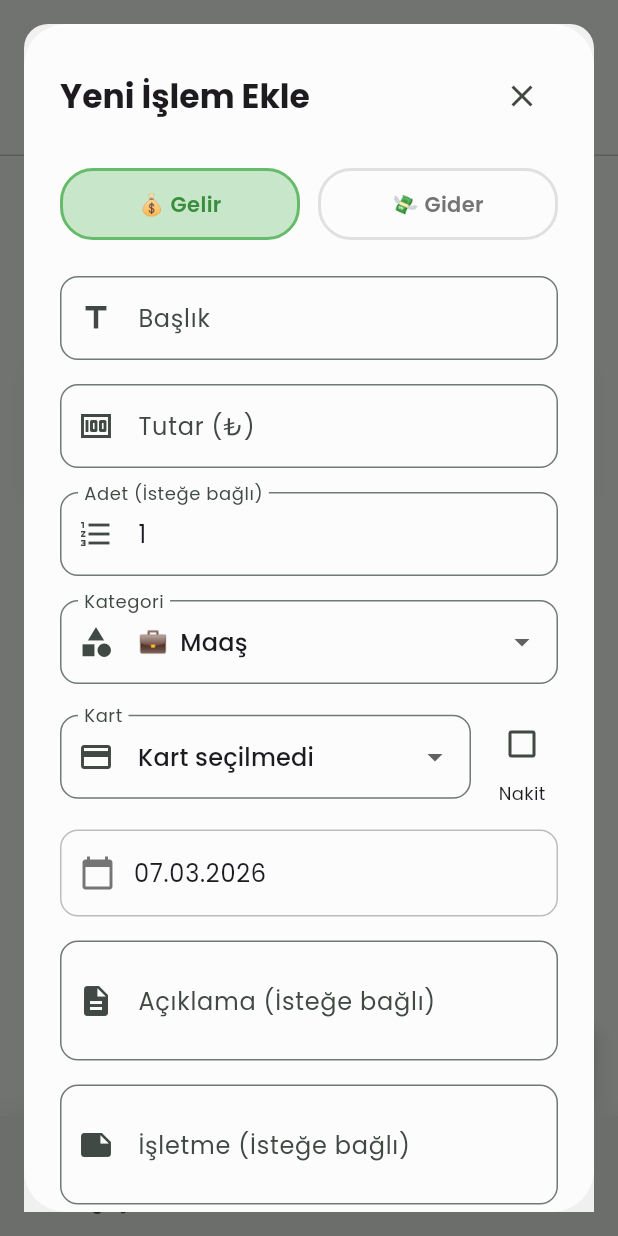
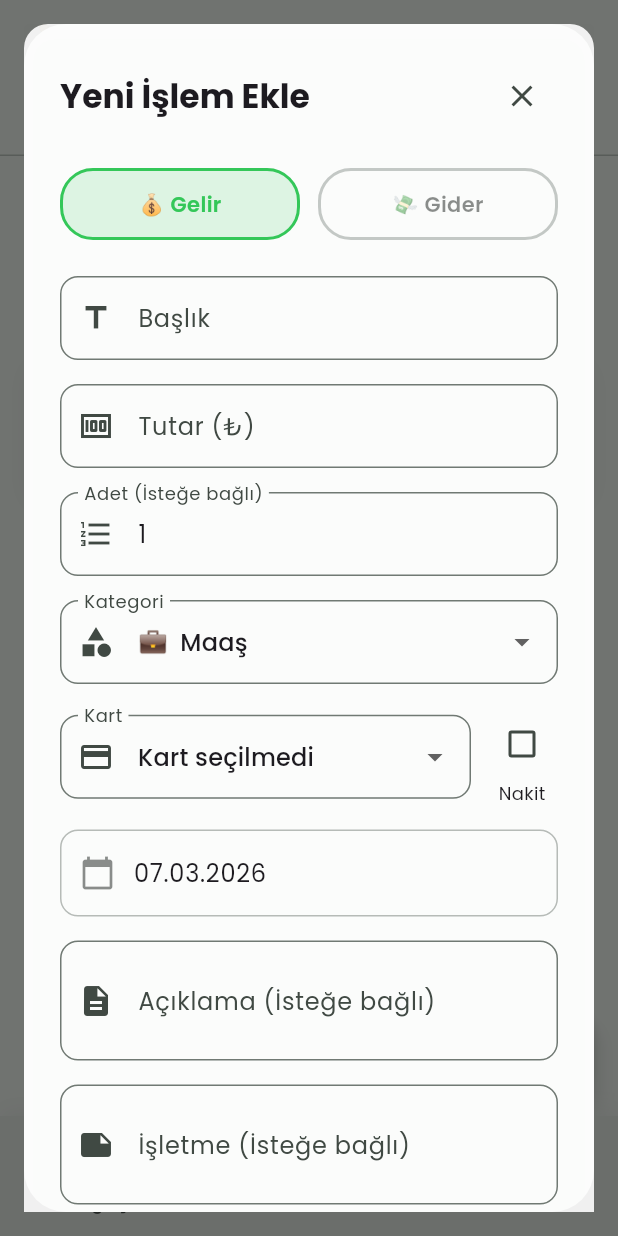
Before and after one commit to YusufErdemK/adiyok, a Flutter app: the screen it shows after launch, item 2 of the bottom bar chosen, after a tap on "İşlem Ekle", on a phone screen of 412 x 824 dp. Run offline on Flutter 3.47's test engine with Material 3 defaults, Android fonts, the phone set to English and light mode, and no system bars; our stand-ins replace audioplayers, fl_chart, flutter_markdown, google_fonts, shared_preferences.

Commit message:
update: dark theme

```diff
--- a/lib/widgets/add_transaction_dialog.dart
+++ b/lib/widgets/add_transaction_dialog.dart
@@ -113,6 +113,10 @@ class _AddTransactionDialogState extends State<AddTransactionDialog> {
     final cards = context.watch<WalletProvider>().cards;
     final accounts = context.watch<WalletProvider>().accounts;
     final allNodes = _flattenNodes(context.watch<TreeProvider>().roots);
+    final colorScheme = Theme.of(context).colorScheme;
+
+    const incomeColor = Color(0xFF34C759);
+    const expenseColor = Color(0xFFFF3B30);
 
     if (_selectedTreeNodeId == null &&
         !currentEnumCategories.contains(_selectedCategory)) {
@@ -128,7 +132,6 @@ class _AddTransactionDialogState extends State<AddTransactionDialog> {
             mainAxisSize: MainAxisSize.min,
             crossAxisAlignment: CrossAxisAlignment.start,
             children: [
-              // Header
               Row(
                 mainAxisAlignment: MainAxisAlignment.spaceBetween,
                 children: [
@@ -151,7 +154,6 @@ class _AddTransactionDialogState extends State<AddTransactionDialog> {
               ),
               const SizedBox(height: 24),
 
-              // Gelir/Gider toggle
               Row(
                 children: [
                   Expanded(
@@ -169,13 +171,13 @@ class _AddTransactionDialogState extends State<AddTransactionDialog> {
                         padding: const EdgeInsets.symmetric(vertical: 12),
                         decoration: BoxDecoration(
                           color: _isIncome
-                              ? Colors.green[100]
+                              ? incomeColor.withValues(alpha: 0.15)
                               : Colors.transparent,
                           borderRadius: BorderRadius.circular(22),
                           border: Border.all(
                             color: _isIncome
-                                ? Colors.green[400]!
-                                : Colors.grey[300]!,
+                                ? incomeColor
+                                : colorScheme.outline.withValues(alpha: 0.4),
                             width: 2,
                           ),
                         ),
@@ -185,8 +187,10 @@ class _AddTransactionDialogState extends State<AddTransactionDialog> {
                             style: TextStyle(
                               fontWeight: FontWeight.w600,
                               color: _isIncome
-                                  ? Colors.green[700]
-                                  : Colors.grey[600],
+                                  ? incomeColor
+                                  : colorScheme.onSurface.withValues(
+                                      alpha: 0.5,
+                                    ),
                             ),
                           ),
                         ),
@@ -209,13 +213,13 @@ class _AddTransactionDialogState extends State<AddTransactionDialog> {
                         padding: const EdgeInsets.symmetric(vertical: 12),
                         decoration: BoxDecoration(
                           color: !_isIncome
-                              ? Colors.red[100]
+                              ? expenseColor.withValues(alpha: 0.15)
                               : Colors.transparent,
                           borderRadius: BorderRadius.circular(22),
                           border: Border.all(
                             color: !_isIncome
-                                ? Colors.red[400]!
-                                : Colors.grey[300]!,
+                                ? expenseColor
+                                : colorScheme.outline.withValues(alpha: 0.4),
                             width: 2,
                           ),
                         ),
@@ -225,8 +229,10 @@ class _AddTransactionDialogState extends State<AddTransactionDialog> {
                             style: TextStyle(
                               fontWeight: FontWeight.w600,
                               color: !_isIncome
-                                  ? Colors.red[700]
-                                  : Colors.grey[600],
+                                  ? expenseColor
+                                  : colorScheme.onSurface.withValues(
+                                      alpha: 0.5,
+                                    ),
                             ),
                           ),
                         ),
@@ -237,7 +243,6 @@ class _AddTransactionDialogState extends State<AddTransactionDialog> {
               ),
               const SizedBox(height: 24),
 
-              // Başlık
               TextField(
                 controller: _titleController,
                 decoration: InputDecoration(
@@ -251,7 +256,6 @@ class _AddTransactionDialogState extends State<AddTransactionDialog> {
               ),
               const SizedBox(height: 16),
 
-              // Tutar
               TextField(
                 controller: _amountController,
                 keyboardType: const TextInputType.numberWithOptions(
@@ -268,7 +272,6 @@ class _AddTransactionDialogState extends State<AddTransactionDialog> {
               ),
               const SizedBox(height: 16),
 
-              // Adet
               TextField(
                 controller: _quantityController,
                 keyboardType: const TextInputType.numberWithOptions(
@@ -285,7 +288,6 @@ class _AddTransactionDialogState extends State<AddTransactionDialog> {
               ),
               const SizedBox(height: 16),
 
-              // Kategori
               DropdownButtonFormField<String>(
                 value: _dropdownValue,
                 isExpanded: true,
@@ -315,7 +317,7 @@ class _AddTransactionDialogState extends State<AddTransactionDialog> {
                       style: TextStyle(
                         fontSize: 12,
                         fontWeight: FontWeight.bold,
-                        color: Theme.of(context).primaryColor,
+                        color: colorScheme.primary,
                       ),
                     ),
                   ),
@@ -340,7 +342,7 @@ class _AddTransactionDialogState extends State<AddTransactionDialog> {
                         style: TextStyle(
                           fontSize: 12,
                           fontWeight: FontWeight.bold,
-                          color: Theme.of(context).primaryColor,
+                          color: colorScheme.primary,
                         ),
                       ),
                     ),
@@ -373,7 +375,6 @@ class _AddTransactionDialogState extends State<AddTransactionDialog> {
               ),
               const SizedBox(height: 16),
 
-              // ── Hesap seçimi
               if (accounts.isNotEmpty) ...[
                 DropdownButtonFormField<String?>(
                   value: _selectedAccountId,
@@ -409,7 +410,6 @@ class _AddTransactionDialogState extends State<AddTransactionDialog> {
                 const SizedBox(height: 16),
               ],
 
-              // ── Kart seçimi + Nakit
               Row(
                 children: [
                   Expanded(
@@ -464,7 +464,6 @@ class _AddTransactionDialogState extends State<AddTransactionDialog> {
               ),
               const SizedBox(height: 16),
 
-              // Tarih
               GestureDetector(
                 onTap: () async {
                   SoundService.playClick();
@@ -483,12 +482,17 @@ class _AddTransactionDialogState extends State<AddTransactionDialog> {
                     vertical: 16,
                   ),
                   decoration: BoxDecoration(
-                    border: Border.all(color: Colors.grey[400]!),
+                    border: Border.all(
+                      color: colorScheme.outline.withValues(alpha: 0.5),
+                    ),
                     borderRadius: BorderRadius.circular(12),
                   ),
                   child: Row(
                     children: [
-                      Icon(Icons.calendar_today, color: Colors.grey[600]),
+                      Icon(
+                        Icons.calendar_today,
+                        color: colorScheme.onSurface.withValues(alpha: 0.5),
+                      ),
                       const SizedBox(width: 12),
                       Text(
                         DateFormat('dd.MM.yyyy', 'tr_TR').format(_selectedDate),
@@ -500,7 +504,6 @@ class _AddTransactionDialogState extends State<AddTransactionDialog> {
               ),
               const SizedBox(height: 16),
 
-              // Açıklama
               TextField(
                 controller: _descriptionController,
                 decoration: InputDecoration(
@@ -515,7 +518,6 @@ class _AddTransactionDialogState extends State<AddTransactionDialog> {
               ),
               const SizedBox(height: 16),
 
-              // İşletme
               TextField(
                 controller: _notesController,
                 decoration: InputDecoration(
@@ -530,23 +532,18 @@ class _AddTransactionDialogState extends State<AddTransactionDialog> {
               ),
               const SizedBox(height: 24),
 
-              // Butonlar
               Row(
                 children: [
                   Expanded(
-                    child: ElevatedButton(
+                    child: OutlinedButton(
                       onPressed: () {
                         SoundService.playClick();
                         Navigator.pop(context);
                       },
-                      style: ElevatedButton.styleFrom(
+                      style: OutlinedButton.styleFrom(
                         padding: const EdgeInsets.symmetric(vertical: 14),
-                        backgroundColor: Colors.grey[300],
                       ),
-                      child: Text(
-                        'İptal',
-                        style: TextStyle(color: Colors.grey[800]),
-                      ),
+                      child: const Text('İptal'),
                     ),
                   ),
                   const SizedBox(width: 12),
@@ -583,7 +580,6 @@ class _AddTransactionDialogState extends State<AddTransactionDialog> {
       ).showSnackBar(const SnackBar(content: Text('Lütfen tutar girin')));
       return;
     }
-
     try {
       final amount = double.parse(_amountController.text);
       if (amount <= 0) throw Exception();
--- a/lib/widgets/stats_summary.dart
+++ b/lib/widgets/stats_summary.dart
@@ -13,31 +13,30 @@ class StatsSummary extends StatelessWidget {
         final totalIncome = provider.totalIncome;
         final totalExpense = provider.totalExpense;
         final netIncome = provider.netIncome;
+        final colorScheme = Theme.of(context).colorScheme;
+        final incomeColor = const Color(0xFF34C759);
+        final expenseColor = const Color(0xFFFF3B30);
+        final netColor = netIncome >= 0 ? incomeColor : expenseColor;
 
         return Column(
           children: [
-            // Net Income (Highlighted)
             GlassCard(
-              backgroundColor: netIncome >= 0
-                  ? Colors.green[50]?.withAlpha(150)
-                  : Colors.red[50]?.withAlpha(150),
+              backgroundColor: netColor.withValues(alpha: 0.08),
               padding: const EdgeInsets.all(20),
               child: Column(
                 children: [
                   Text(
                     'Net Gelir',
-                    style: Theme.of(
-                      context,
-                    ).textTheme.bodyLarge?.copyWith(color: Colors.grey[600]),
+                    style: Theme.of(context).textTheme.bodyLarge?.copyWith(
+                      color: colorScheme.onSurface.withValues(alpha: 0.6),
+                    ),
                   ),
                   const SizedBox(height: 8),
                   Text(
                     '${netIncome >= 0 ? '+' : ''}₺${netIncome.toStringAsFixed(2)}',
                     style: Theme.of(context).textTheme.headlineSmall?.copyWith(
                       fontWeight: FontWeight.bold,
-                      color: netIncome >= 0
-                          ? Colors.green[700]
-                          : Colors.red[700],
+                      color: netColor,
                     ),
                   ),
                 ],
@@ -48,7 +47,7 @@ class StatsSummary extends StatelessWidget {
               children: [
                 Expanded(
                   child: GlassCard(
-                    backgroundColor: Colors.green[50]?.withAlpha(100),
+                    backgroundColor: incomeColor.withValues(alpha: 0.07),
                     child: Column(
                       children: [
                         Row(
@@ -56,12 +55,12 @@ class StatsSummary extends StatelessWidget {
                             Container(
                               padding: const EdgeInsets.all(8),
                               decoration: BoxDecoration(
-                                color: Colors.green[100],
+                                color: incomeColor.withValues(alpha: 0.15),
                                 borderRadius: BorderRadius.circular(8),
                               ),
                               child: Icon(
                                 Icons.trending_up,
-                                color: Colors.green[700],
+                                color: incomeColor,
                                 size: 20,
                               ),
                             ),
@@ -73,7 +72,10 @@ class StatsSummary extends StatelessWidget {
                                   Text(
                                     'Toplam Gelir',
                                     style: Theme.of(context).textTheme.bodySmall
-                                        ?.copyWith(color: Colors.grey[600]),
+                                        ?.copyWith(
+                                          color: colorScheme.onSurface
+                                              .withValues(alpha: 0.5),
+                                        ),
                                   ),
                                   const SizedBox(height: 4),
                                   Text(
@@ -83,7 +85,7 @@ class StatsSummary extends StatelessWidget {
                                         .titleSmall
                                         ?.copyWith(
                                           fontWeight: FontWeight.bold,
-                                          color: Colors.green[700],
+                                          color: incomeColor,
                                         ),
                                   ),
                                 ],
@@ -95,7 +97,12 @@ class StatsSummary extends StatelessWidget {
                         Text(
                           '${provider.incomes.length} işlem',
                           style: Theme.of(context).textTheme.bodySmall
-                              ?.copyWith(color: Colors.grey[500], fontSize: 11),
+                              ?.copyWith(
+                                color: colorScheme.onSurface.withValues(
+                                  alpha: 0.4,
+                                ),
+                                fontSize: 11,
+                              ),
                         ),
                       ],
                     ),
@@ -104,7 +111,7 @@ class StatsSummary extends StatelessWidget {
                 const SizedBox(width: 12),
                 Expanded(
                   child: GlassCard(
-                    backgroundColor: Colors.red[50]?.withAlpha(100),
+                    backgroundColor: expenseColor.withValues(alpha: 0.07),
                     child: Column(
                       children: [
                         Row(
@@ -112,12 +119,12 @@ class StatsSummary extends StatelessWidget {
                             Container(
                               padding: const EdgeInsets.all(8),
                               decoration: BoxDecoration(
-                                color: Colors.red[100],
+                                color: expenseColor.withValues(alpha: 0.15),
                                 borderRadius: BorderRadius.circular(8),
                               ),
                               child: Icon(
                                 Icons.trending_down,
-                                color: Colors.red[700],
+                                color: expenseColor,
                                 size: 20,
                               ),
                             ),
@@ -129,7 +136,10 @@ class StatsSummary extends StatelessWidget {
                                   Text(
                                     'Toplam Gider',
                                     style: Theme.of(context).textTheme.bodySmall
-                                        ?.copyWith(color: Colors.grey[600]),
+                                        ?.copyWith(
+                                          color: colorScheme.onSurface
+                                              .withValues(alpha: 0.5),
+                                        ),
                                   ),
                                   const SizedBox(height: 4),
                                   Text(
@@ -139,7 +149,7 @@ class StatsSummary extends StatelessWidget {
                                         .titleSmall
                                         ?.copyWith(
                                           fontWeight: FontWeight.bold,
-                                          color: Colors.red[700],
+                                          color: expenseColor,
                                         ),
                                   ),
                                 ],
@@ -151,7 +161,12 @@ class StatsSummary extends StatelessWidget {
                         Text(
                           '${provider.expenses.length} işlem',
                           style: Theme.of(context).textTheme.bodySmall
-                              ?.copyWith(color: Colors.grey[500], fontSize: 11),
+                              ?.copyWith(
+                                color: colorScheme.onSurface.withValues(
+                                  alpha: 0.4,
+                                ),
+                                fontSize: 11,
+                              ),
                         ),
                       ],
                     ),
--- a/lib/widgets/transaction_card.dart
+++ b/lib/widgets/transaction_card.dart
@@ -19,20 +19,23 @@ class TransactionCard extends StatelessWidget {
   @override
   Widget build(BuildContext context) {
     final isIncome = transaction.isIncome;
-    final amountColor = isIncome ? Colors.green[600] : Colors.red[600];
-    final iconColor = isIncome ? Colors.green[400] : Colors.red[400];
-    final backgroundColor = isIncome ? Colors.green[50] : Colors.red[50];
+    final amountColor = isIncome
+        ? const Color(0xFF34C759)
+        : const Color(0xFFFF3B30);
+    final iconColor = isIncome
+        ? const Color(0xFF34C759)
+        : const Color(0xFFFF3B30);
     final totalAmount = transaction.amount * transaction.quantity;
+    final colorScheme = Theme.of(context).colorScheme;
 
     return GlassCard(
-      backgroundColor: backgroundColor?.withAlpha(100),
+      backgroundColor: iconColor.withValues(alpha: 0.07),
       child: Row(
         children: [
-          // Icon/Category
           Container(
             padding: const EdgeInsets.all(12),
             decoration: BoxDecoration(
-              color: iconColor?.withAlpha(50),
+              color: iconColor.withValues(alpha: 0.12),
               borderRadius: BorderRadius.circular(12),
             ),
             child: Text(
@@ -41,7 +44,6 @@ class TransactionCard extends StatelessWidget {
             ),
           ),
           const SizedBox(width: 16),
-          // Content
           Expanded(
             child: Column(
               crossAxisAlignment: CrossAxisAlignment.start,
@@ -66,7 +68,11 @@ class TransactionCard extends StatelessWidget {
                                 ? '${transaction.displayCategory} · ${transaction.quantity} adet'
                                 : transaction.displayCategory,
                             style: Theme.of(context).textTheme.bodySmall
-                                ?.copyWith(color: Colors.grey[600]),
+                                ?.copyWith(
+                                  color: colorScheme.onSurface.withValues(
+                                    alpha: 0.5,
+                                  ),
+                                ),
                           ),
                         ],
                       ),
@@ -88,7 +94,9 @@ class TransactionCard extends StatelessWidget {
                             '₺${transaction.amount.toStringAsFixed(2)} × ${transaction.quantity}',
                             style: Theme.of(context).textTheme.bodySmall
                                 ?.copyWith(
-                                  color: Colors.grey[500],
+                                  color: colorScheme.onSurface.withValues(
+                                    alpha: 0.4,
+                                  ),
                                   fontSize: 11,
                                 ),
                           ),
@@ -98,7 +106,12 @@ class TransactionCard extends StatelessWidget {
                             'tr_TR',
                           ).format(transaction.date),
                           style: Theme.of(context).textTheme.bodySmall
-                              ?.copyWith(color: Colors.grey[500], fontSize: 11),
+                              ?.copyWith(
+                                color: colorScheme.onSurface.withValues(
+                                  alpha: 0.4,
+                                ),
+                                fontSize: 11,
+                              ),
                         ),
                       ],
                     ),
@@ -108,9 +121,9 @@ class TransactionCard extends StatelessWidget {
                   const SizedBox(height: 8),
                   Text(
                     transaction.description!,
-                    style: Theme.of(
-                      context,
-                    ).textTheme.bodySmall?.copyWith(color: Colors.grey[600]),
+                    style: Theme.of(context).textTheme.bodySmall?.copyWith(
+                      color: colorScheme.onSurface.withValues(alpha: 0.5),
+                    ),
                     maxLines: 1,
                     overflow: TextOverflow.ellipsis,
                   ),
@@ -119,7 +132,6 @@ class TransactionCard extends StatelessWidget {
             ),
           ),
           const SizedBox(width: 8),
-          // Action Buttons
           PopupMenuButton<String>(
             onSelected: (value) {
               if (value == 'delete') {
```
